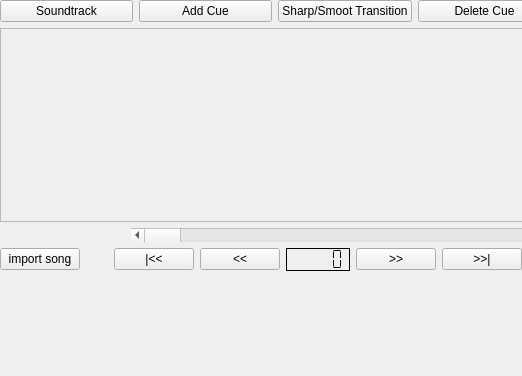
Before: the Qt Designer form LightController3/Widgets/timing.ui in pgTech123/Light-Controller, drawn with Qt 5.
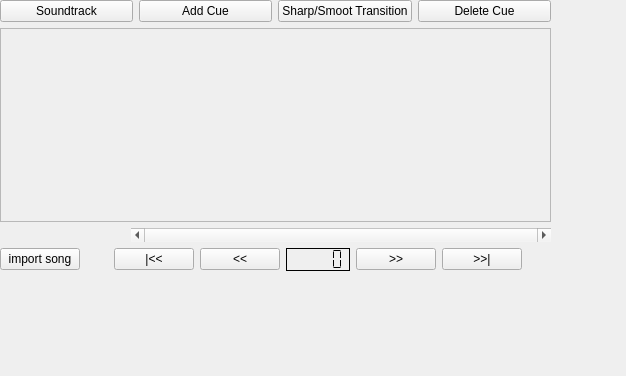
After: the same form once the commit is applied.

What changed in the file:
```diff
--- a/LightController3/Widgets/timing.ui
+++ b/LightController3/Widgets/timing.ui
@@ -6,7 +6,7 @@
    <rect>
     <x>0</x>
     <y>0</y>
-    <width>522</width>
+    <width>626</width>
     <height>376</height>
    </rect>
   </property>
@@ -119,6 +119,9 @@
        </item>
        <item>
         <widget class="QScrollBar" name="horizontalScrollBar">
+         <property name="maximum">
+          <number>0</number>
+         </property>
          <property name="orientation">
           <enum>Qt::Horizontal</enum>
          </property>
```
